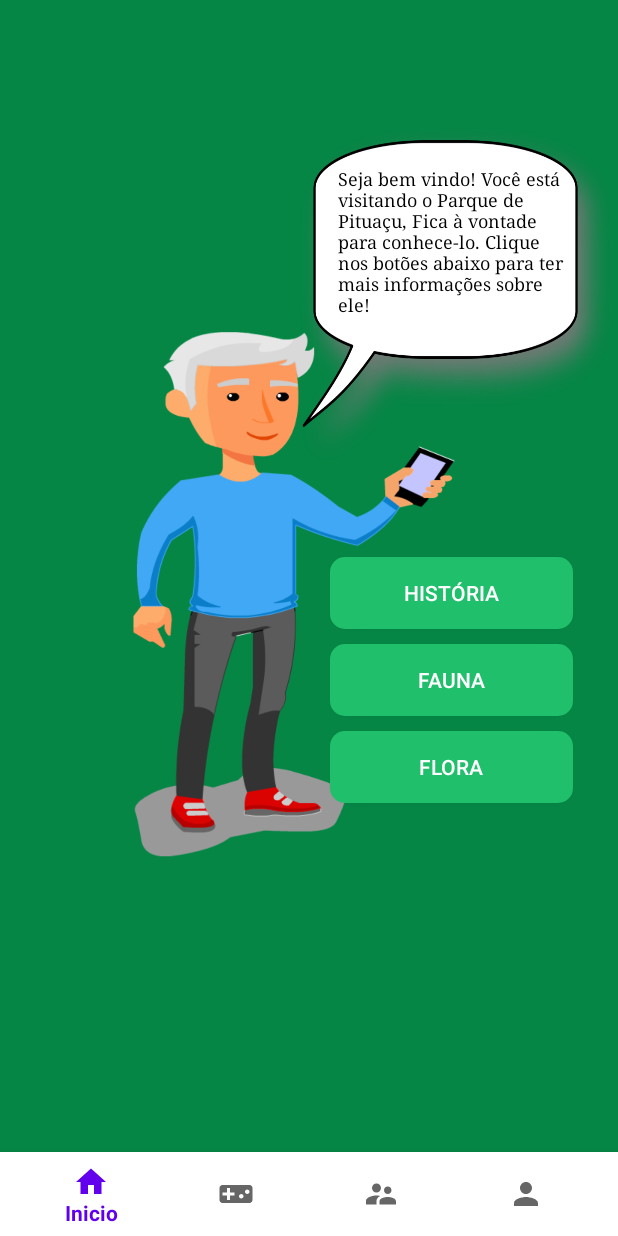
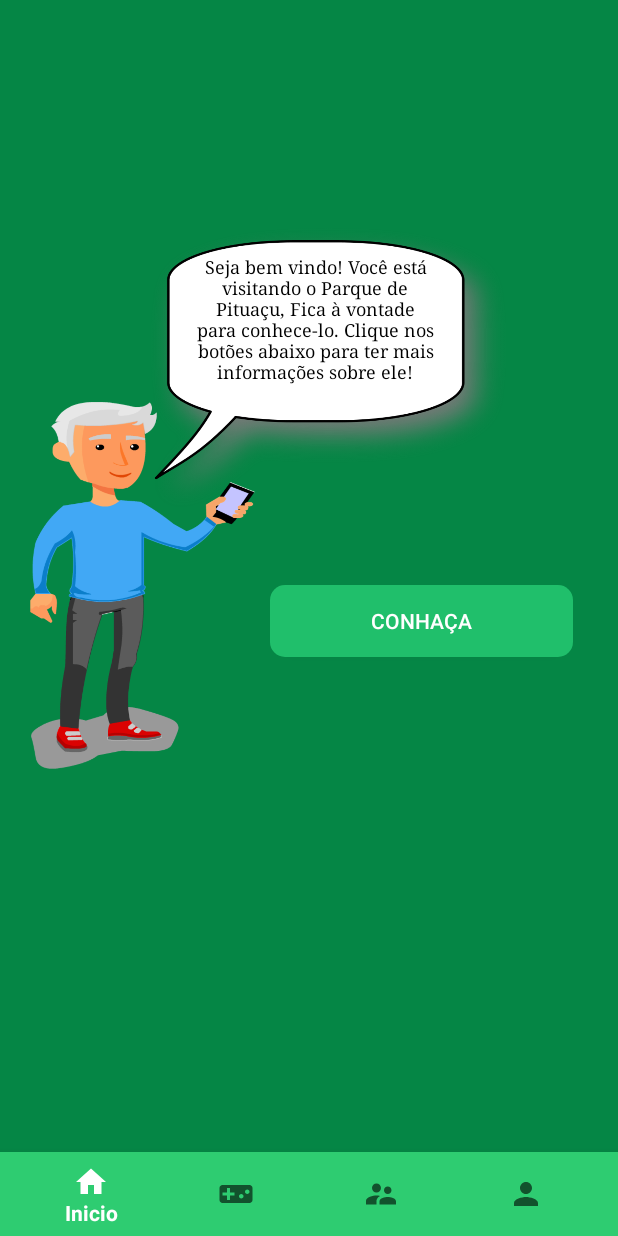
Before and after one commit to Konhaque/Vivendo-o-Parque, an Android app: the Inicio screen opened directly, with no data from a screen before it, on a phone screen of 412 x 824 dp. Run offline under Robolectric (Android 15) with nearby library versions, the phone set to English and light mode, and no system bars.

Commit message:
Atualização 18/09

```diff
--- a/app/src/main/java/com/projetobeta/vidanoparque/funcionalidades/Inicio.java
+++ b/app/src/main/java/com/projetobeta/vidanoparque/funcionalidades/Inicio.java
@@ -1,5 +1,6 @@
 package com.projetobeta.vidanoparque.funcionalidades;
 
+import android.content.Intent;
 import android.os.Bundle;
 import android.view.LayoutInflater;
 import android.view.View;
@@ -11,6 +12,7 @@ import androidx.annotation.Nullable;
 import androidx.fragment.app.Fragment;
 
 import com.projetobeta.vidanoparque.R;
+import com.projetobeta.vidanoparque.WebView;
 
 public class Inicio extends Fragment {
 
@@ -28,12 +30,20 @@ public class Inicio extends Fragment {
     @Override
     public void onStart() {
         iniciarObjetos();
+        setHistoria();
         super.onStart();
     }
 
     private void iniciarObjetos(){
         historia = (Button) getActivity().findViewById(R.id.historia);
-        fauna = (Button) getActivity().findViewById(R.id.fauna);
-        flora = (Button) getActivity().findViewById(R.id.flora);
+    }
+
+    private void setHistoria(){
+        historia.setOnClickListener(new View.OnClickListener() {
+            @Override
+            public void onClick(View view) {
+                startActivity(new Intent(getActivity(), WebView.class));
+            }
+        });
     }
 }
--- a/app/src/main/res/layout/activity_funcionalidades.xml
+++ b/app/src/main/res/layout/activity_funcionalidades.xml
@@ -18,7 +18,7 @@
         android:id="@+id/nav_view"
         android:layout_width="match_parent"
         android:layout_height="wrap_content"
-        android:background="#fff"
+        android:background="#2ecc71"
         android:layout_alignParentBottom="true"
         app:menu="@menu/menu"/>
 
--- a/app/src/main/res/layout/inicio.xml
+++ b/app/src/main/res/layout/inicio.xml
@@ -15,46 +15,51 @@
             android:layout_height="wrap_content"
             android:orientation="vertical"
             android:layout_gravity="center">
+            <ImageView
+                android:layout_width="150dp"
+                android:layout_height="350dp"
+                android:baselineAligned="false"
+                android:src="@drawable/app_propraganda"
+                android:layout_marginLeft="20dp"
+                android:layout_marginTop="100dp"
+                />
+
             <FrameLayout
-                android:layout_width="wrap_content"
-                android:layout_height="240dp"
+                android:layout_width="250dp"
+                android:layout_height="200dp"
                 android:background="@drawable/balao_fala"
-                android:layout_marginLeft="190dp">
+                android:layout_marginLeft="90dp"
+                android:layout_marginTop="-415dp"
+                >
                 <TextView
                     android:layout_width="match_parent"
                     android:layout_height="wrap_content"
+                    android:layout_marginLeft="30dp"
+                    android:layout_marginRight="40dp"
+                    android:layout_marginTop="20dp"
+                    android:textSize="12dp"
+                    android:fontFamily="serif"
+                    android:gravity="center"
                     android:text="Seja bem vindo! Você está visitando o Parque de Pituaçu, Fica à vontade para conhece-lo. Clique nos botões abaixo para ter mais informações sobre ele!"
-                    android:layout_marginTop="30dp"
-                    android:fontFamily="serif"
-                    android:textSize="12dp"
-                    android:textColor="#000"
-                    android:layout_marginLeft="35dp"
-                    android:layout_marginRight="35dp"/>
+                    android:textColor="#000"/>
             </FrameLayout>
-            <ImageView
-                android:layout_width="wrap_content"
-                android:layout_height="350dp"
-                android:layout_marginTop="-100dp"
-                android:layout_marginRight="20dp"
-                android:src="@drawable/app_propraganda"
-                />
             <Button
             android:id="@+id/historia"
             android:layout_width="match_parent"
             android:layout_height="wrap_content"
             android:background="@drawable/btn_style"
-            android:layout_marginTop="-200dp"
-            android:layout_marginLeft="220dp"
+            android:layout_marginLeft="180dp"
             android:layout_marginRight="30dp"
-            android:text="História"
+            android:text="Conhaça"
+            android:layout_marginTop="40dp"
             android:textColor="#fff"/>
-            <Button
+            <!--Button
                 android:id="@+id/fauna"
                 android:layout_width="match_parent"
                 android:layout_height="wrap_content"
                 android:background="@drawable/btn_style"
                 android:layout_marginTop="10dp"
-                android:layout_marginLeft="220dp"
+                android:layout_marginLeft="180dp"
                 android:layout_marginRight="30dp"
                 android:text="Fauna"
                 android:textColor="#fff"/>
@@ -64,10 +69,10 @@
                 android:layout_height="wrap_content"
                 android:background="@drawable/btn_style"
                 android:layout_marginTop="10dp"
-                android:layout_marginLeft="220dp"
+                android:layout_marginLeft="180dp"
                 android:layout_marginRight="30dp"
                 android:text="Flora"
-                android:textColor="#fff"/>
+                android:textColor="#fff"/!-->
         </LinearLayout>
     </ScrollView>
 
--- a/app/src/main/res/layout/lagoa_abaete.xml
+++ b/app/src/main/res/layout/lagoa_abaete.xml
@@ -21,10 +21,11 @@
         android:id="@+id/btn_lagoadoabaete"
         android:layout_width="match_parent"
         android:layout_height="wrap_content"
-        android:text="Vamos!"
+        android:text="Em breve!"
         android:background="@drawable/btn_style"
         android:layout_marginLeft="80dp"
         android:layout_marginRight="80dp"
+        android:enabled="false"
         android:fontFamily="serif"
         android:textStyle="bold"/>
 
--- a/app/src/main/res/values/colors.xml
+++ b/app/src/main/res/values/colors.xml
@@ -1,6 +1,6 @@
 <?xml version="1.0" encoding="utf-8"?>
 <resources>
-    <color name="colorPrimary">#6200EE</color>
+    <color name="colorPrimary">#FFFFFF</color>
     <color name="colorPrimaryDark">#3700B3</color>
     <color name="colorAccent">#03DAC5</color>
 </resources>
```
Also changed, not shown: app/src/main/AndroidManifest.xml (+16 -9 lines), app/src/main/java/com/projetobeta/vidanoparque/Login.java (+13 -1 lines), app/src/main/java/com/projetobeta/vidanoparque/Play_Quiz.java (added, +39 -0 lines), app/src/main/java/com/projetobeta/vidanoparque/Registro.java (+39 -0 lines), app/src/main/java/com/projetobeta/vidanoparque/WebView.java (added, +43 -0 lines), app/src/main/java/com/projetobeta/vidanoparque/funcionalidades/Quiz.java (+11 -0 lines), app/src/main/res/layout/activity_play__quiz.xml (added, +108 -0 lines), app/src/main/res/layout/activity_web_view.xml (added, +31 -0 lines), app/src/main/res/layout/quiz.xml (+8 -0 lines).
